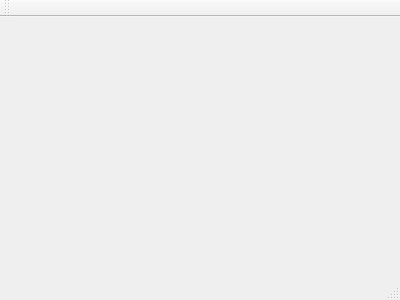
Before: the Qt Designer form src/stock_manager.ui in krivahtoo/stockmanager, drawn with Qt 5.
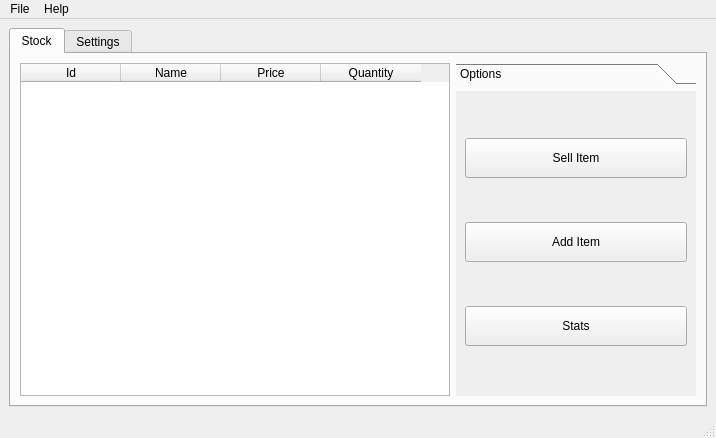
After: the same form once the commit is applied.

Patch:
```diff
--- a/src/stock_manager.ui
+++ b/src/stock_manager.ui
@@ -6,22 +6,179 @@
    <rect>
     <x>0</x>
     <y>0</y>
-    <width>400</width>
-    <height>300</height>
+    <width>716</width>
+    <height>438</height>
    </rect>
   </property>
   <property name="windowTitle">
    <string>stock_manager</string>
   </property>
-  <widget class="QWidget" name="centralWidget"/>
-  <widget class="QMenuBar" name="menuBar"/>
-  <widget class="QToolBar" name="mainToolBar">
-   <attribute name="toolBarArea">
-    <enum>TopToolBarArea</enum>
-   </attribute>
-   <attribute name="toolBarBreak">
-    <bool>false</bool>
-   </attribute>
+  <widget class="QWidget" name="centralWidget">
+   <layout class="QGridLayout" name="gridLayout">
+    <item row="0" column="1">
+     <widget class="QTabWidget" name="tabMain">
+      <property name="statusTip">
+       <string>View items on stock</string>
+      </property>
+      <property name="tabPosition">
+       <enum>QTabWidget::North</enum>
+      </property>
+      <property name="tabShape">
+       <enum>QTabWidget::Rounded</enum>
+      </property>
+      <property name="currentIndex">
+       <number>0</number>
+      </property>
+      <widget class="QWidget" name="tabStock">
+       <attribute name="title">
+        <string>Stock</string>
+       </attribute>
+       <layout class="QHBoxLayout" name="horizontalLayout">
+        <item>
+         <widget class="QTableWidget" name="tblStock">
+          <column>
+           <property name="text">
+            <string>Id</string>
+           </property>
+          </column>
+          <column>
+           <property name="text">
+            <string>Name</string>
+           </property>
+          </column>
+          <column>
+           <property name="text">
+            <string>Price</string>
+           </property>
+          </column>
+          <column>
+           <property name="text">
+            <string>Quantity</string>
+           </property>
+          </column>
+         </widget>
+        </item>
+        <item>
+         <widget class="QToolBox" name="toolBox">
+          <property name="minimumSize">
+           <size>
+            <width>0</width>
+            <height>0</height>
+           </size>
+          </property>
+          <property name="maximumSize">
+           <size>
+            <width>240</width>
+            <height>16777215</height>
+           </size>
+          </property>
+          <property name="currentIndex">
+           <number>0</number>
+          </property>
+          <widget class="QWidget" name="page">
+           <property name="geometry">
+            <rect>
+             <x>0</x>
+             <y>0</y>
+             <width>240</width>
+             <height>306</height>
+            </rect>
+           </property>
+           <attribute name="label">
+            <string>Options</string>
+           </attribute>
+           <layout class="QVBoxLayout" name="verticalLayout">
+            <item>
+             <widget class="QPushButton" name="btnSellItem">
+              <property name="maximumSize">
+               <size>
+                <width>16777215</width>
+                <height>40</height>
+               </size>
+              </property>
+              <property name="statusTip">
+               <string>Record sold items</string>
+              </property>
+              <property name="text">
+               <string>Sell Item</string>
+              </property>
+             </widget>
+            </item>
+            <item>
+             <widget class="QPushButton" name="btnAddItem">
+              <property name="maximumSize">
+               <size>
+                <width>16777215</width>
+                <height>40</height>
+               </size>
+              </property>
+              <property name="statusTip">
+               <string>Add new item into stock</string>
+              </property>
+              <property name="text">
+               <string>Add Item</string>
+              </property>
+             </widget>
+            </item>
+            <item>
+             <widget class="QPushButton" name="btnStats">
+              <property name="maximumSize">
+               <size>
+                <width>16777215</width>
+                <height>40</height>
+               </size>
+              </property>
+              <property name="statusTip">
+               <string>Display sales statistics</string>
+              </property>
+              <property name="text">
+               <string>Stats</string>
+              </property>
+             </widget>
+            </item>
+           </layout>
+          </widget>
+         </widget>
+        </item>
+       </layout>
+      </widget>
+      <widget class="QWidget" name="tabSettings">
+       <attribute name="title">
+        <string>Settings</string>
+       </attribute>
+      </widget>
+     </widget>
+    </item>
+   </layout>
+  </widget>
+  <widget class="QMenuBar" name="menuBar">
+   <property name="geometry">
+    <rect>
+     <x>0</x>
+     <y>0</y>
+     <width>716</width>
+     <height>27</height>
+    </rect>
+   </property>
+   <widget class="QMenu" name="menuFile">
+    <property name="title">
+     <string>File</string>
+    </property>
+    <addaction name="actAdd_Item"/>
+    <addaction name="separator"/>
+    <addaction name="actQuit"/>
+   </widget>
+   <widget class="QMenu" name="menuHelp">
+    <property name="title">
+     <string>Help</string>
+    </property>
+    <addaction name="actQt_About"/>
+    <addaction name="actAbout"/>
+    <addaction name="separator"/>
+    <addaction name="actCheck_For_Updates"/>
+   </widget>
+   <addaction name="menuFile"/>
+   <addaction name="menuHelp"/>
   </widget>
   <widget class="QStatusBar" name="statusBar"/>
  </widget>
```
Left out of the diff: 28 changed lines with no effect on the pictures.
